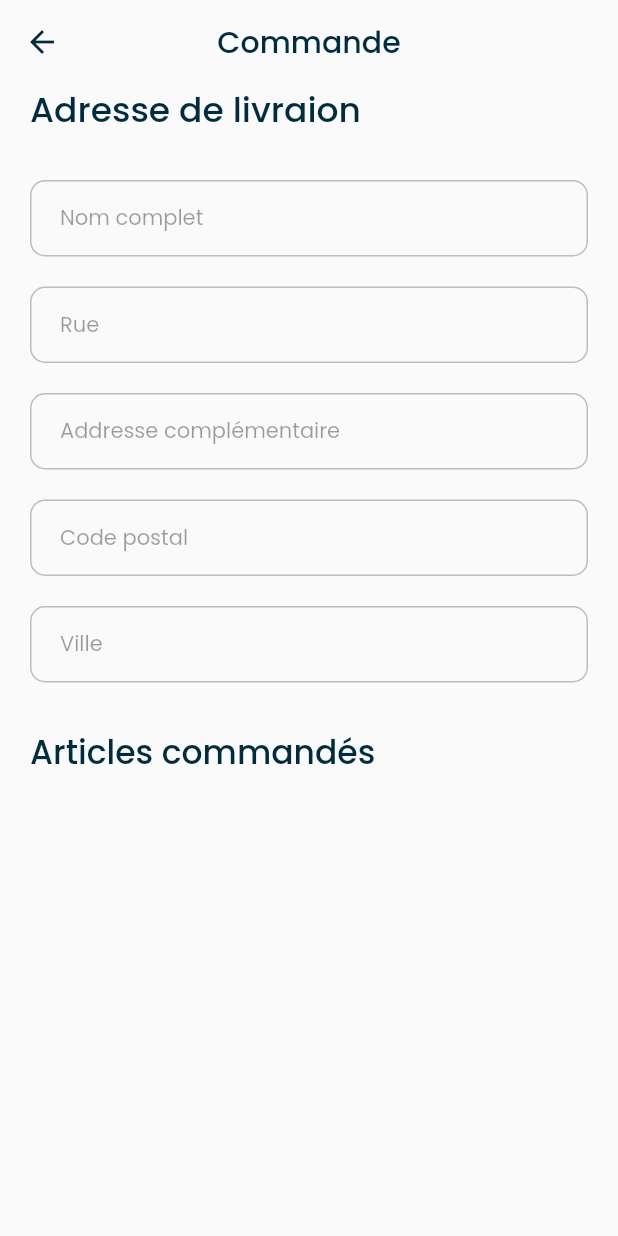
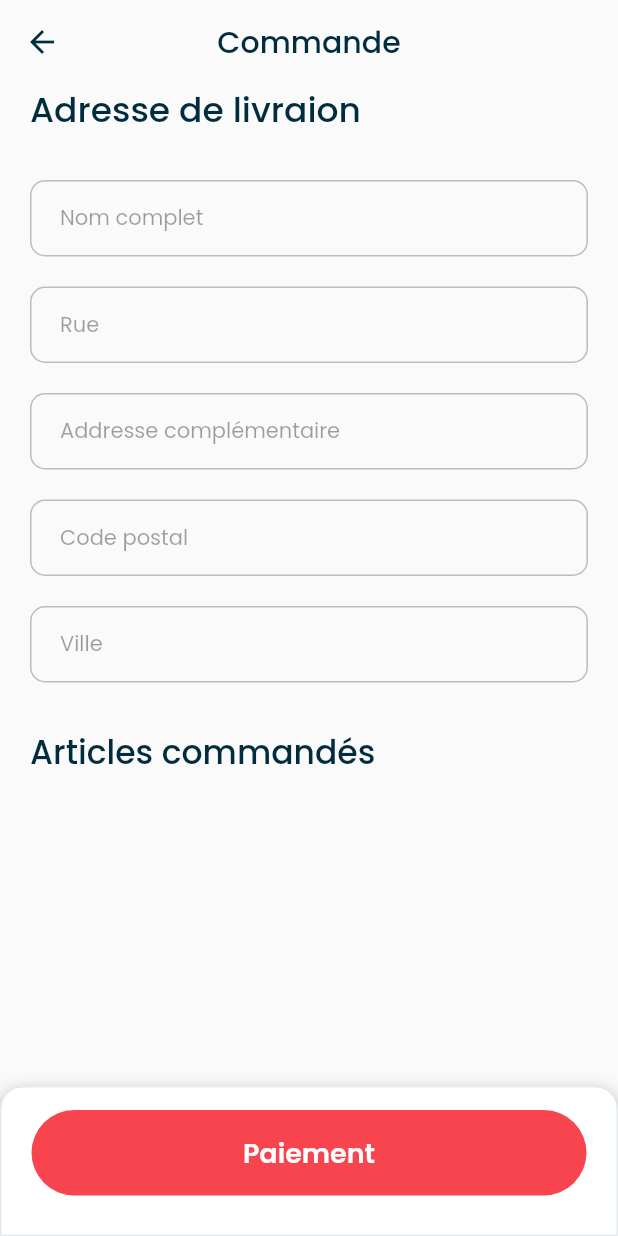
Before and after one commit to eliotfgn/itine, a Flutter app: the CheckoutLayout screen opened by its route, on a phone screen of 412 x 824 dp. Run offline on Flutter 3.47's test engine with Material 2 defaults, Android fonts, the phone set to English and light mode, and no system bars; our stand-ins replace cached_network_image, dio, flutter_dotenv, flutter_rating_bar, flutter_svg, get and 1 more; missing offline and left inert: flutter_stripe; accounts and stored records are empty; network calls fail.

Commit message:
feat: add stripe payment package

```diff
--- a/lib/presentation/controllers/checkout/checkout_navigation_controller.dart
+++ b/lib/presentation/controllers/checkout/checkout_navigation_controller.dart
@@ -2,9 +2,31 @@ import 'package:flutter/cupertino.dart';
 import 'package:get/get.dart';
 import 'package:itine/presentation/ui/checkout/checkout_screen.dart';
 
+class ButtonProperties {
+  final String title;
+  final VoidCallback onTap;
+
+  ButtonProperties(this.title, this.onTap);
+}
+
 class CheckoutNavigationController extends GetxController {
   List<String> titles = ['Commande', 'Adresse', 'Paiement', 'Paiement'];
   List<Widget> screens = [CheckoutScreen()];
+  List<ButtonProperties> buttons = [];
+
+  @override
+  void onInit() {
+    buttons = [ButtonProperties('Paiement', _goToPayment)];
+    super.onInit();
+  }
 
   RxInt page = 0.obs;
+
+  _goToPayment() {
+    page.value = 1;
+  }
+
+  makePayment() async {
+    Map<String, dynamic>? paymentIntent;
+  }
 }
--- a/lib/presentation/ui/app.dart
+++ b/lib/presentation/ui/app.dart
@@ -13,7 +13,7 @@ class App extends StatelessWidget {
     return GetMaterialApp(
       debugShowCheckedModeBanner: false,
       getPages: AppPages.pages,
-      initialRoute: AppRoutes.splash,
+      initialRoute: AppRoutes.login,
       //home: RootNavigation(),
       theme: ThemeData(
           fontFamily: 'Poppins',
--- a/lib/presentation/ui/auth/signin_screen.dart
+++ b/lib/presentation/ui/auth/signin_screen.dart
@@ -3,12 +3,14 @@ import 'package:get/get.dart';
 import 'package:itine/core/constants/app_colors.dart';
 import 'package:itine/core/constants/app_typography.dart';
 import 'package:itine/presentation/controllers/auth/login_controller.dart';
+import 'package:itine/presentation/controllers/request/request_controller.dart';
 import 'package:itine/presentation/widgets/common/CustomButton.dart';
 import 'package:itine/presentation/widgets/common/CustomTextFormField.dart';
 
 class SigninScreen extends StatelessWidget {
   SigninScreen({super.key});
 
+  final RequestController requestController = Get.put(RequestController());
   final LoginController _loginController = Get.put(LoginController());
 
   final TextEditingController emailController = TextEditingController();
@@ -78,8 +80,8 @@ class SigninScreen extends StatelessWidget {
                       CustomButton(
                           width: Get.width,
                           onTap: () {
-                            _loginController.login(emailController.text,
-                                passwordController.text);
+                            _loginController.login(
+                                emailController.text, passwordController.text);
                           },
                           child: Text(
                             'Se connecter',
--- a/lib/presentation/ui/checkout/checkout_layout.dart
+++ b/lib/presentation/ui/checkout/checkout_layout.dart
@@ -2,6 +2,7 @@ import 'package:flutter/material.dart';
 import 'package:get/get.dart';
 import 'package:itine/core/constants/app_colors.dart';
 import 'package:itine/presentation/controllers/checkout/checkout_navigation_controller.dart';
+import 'package:itine/presentation/widgets/common/CustomButton.dart';
 
 class CheckoutLayout extends StatelessWidget {
   CheckoutLayout({super.key});
@@ -22,6 +23,43 @@ class CheckoutLayout extends StatelessWidget {
       ),
       body: Obx(() => _checkoutNavigationController
           .screens[_checkoutNavigationController.page.value]),
+      bottomSheet: Container(
+        height: 100,
+        width: Get.width,
+        padding: const EdgeInsets.symmetric(horizontal: 20),
+        decoration: BoxDecoration(
+          borderRadius: BorderRadius.only(
+            topRight: Radius.circular(15),
+            topLeft: Radius.circular(15),
+          ),
+          border: Border.all(
+            color: AppColors.secondary.withOpacity(.1),
+          ),
+          boxShadow: const [
+            BoxShadow(
+              color: Color(0xFFA5A5A5),
+              blurRadius: 10.0,
+              offset: Offset(0.0, 5.0),
+            ),
+          ],
+          color: Colors.white,
+        ),
+        child: Column(
+          children: [
+            const SizedBox(
+              height: 15,
+            ),
+            CustomButton(
+              onTap: () {},
+              width: Get.width,
+              child: Text(
+                'Paiement',
+                style: TextStyle(fontSize: 18, fontWeight: FontWeight.w600),
+              ),
+            )
+          ],
+        ),
+      ),
     );
   }
 }
--- a/pubspec.yaml
+++ b/pubspec.yaml
@@ -20,6 +20,8 @@ dependencies:
   json_annotation: ^4.8.1
   flutter_rating_bar: ^4.0.1
   cached_network_image: ^3.3.0
+  flutter_stripe: ^9.5.0+1
+  flutter_dotenv: ^5.1.0
 
 dev_dependencies:
   flutter_test:
@@ -35,6 +37,7 @@ flutter:
 
   assets:
     - assets/icons/
+    - assets/.env
 
   fonts:
     - family: Poppins
```
Also changed, not shown: lib/core/services/api/auth/auth_service.dart (+5 -2 lines), lib/main.dart (+10 -1 lines), lib/presentation/controllers/auth/login_controller.dart (+8 -3 lines), pubspec.lock, 2 other files.
